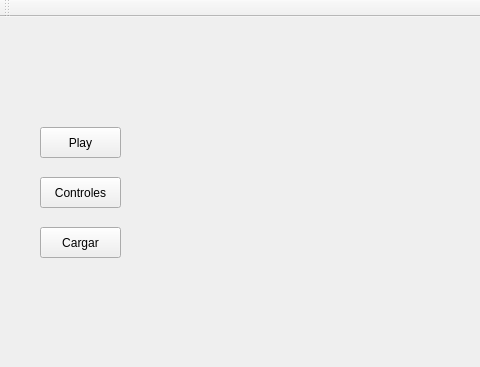
The window that MUK/mainwindow.ui (sebastiangh21/juego-info2) describes before a commit, drawn with Qt 5; both pictures show x 0 to 480 and y 0 to 367 of the 1000 by 500 pixel window.
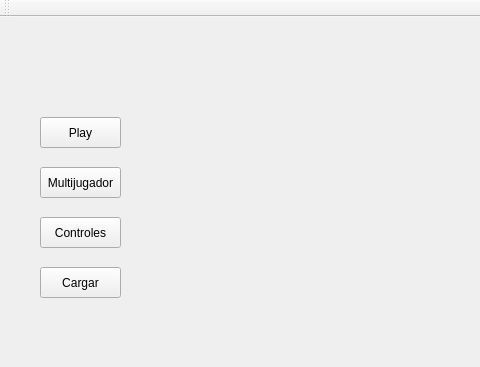
The same window after the commit.

```diff
--- a/MUK/mainwindow.ui
+++ b/MUK/mainwindow.ui
@@ -18,7 +18,7 @@
     <property name="geometry">
      <rect>
       <x>40</x>
-      <y>110</y>
+      <y>100</y>
       <width>81</width>
       <height>31</height>
      </rect>
@@ -31,7 +31,7 @@
     <property name="geometry">
      <rect>
       <x>40</x>
-      <y>160</y>
+      <y>200</y>
       <width>81</width>
       <height>31</height>
      </rect>
@@ -44,7 +44,7 @@
     <property name="geometry">
      <rect>
       <x>40</x>
-      <y>210</y>
+      <y>250</y>
       <width>81</width>
       <height>31</height>
      </rect>
@@ -53,6 +53,19 @@
      <string>Cargar</string>
     </property>
    </widget>
+   <widget class="QPushButton" name="multi">
+    <property name="geometry">
+     <rect>
+      <x>40</x>
+      <y>150</y>
+      <width>81</width>
+      <height>31</height>
+     </rect>
+    </property>
+    <property name="text">
+     <string>Multijugador</string>
+    </property>
+   </widget>
   </widget>
   <widget class="QMenuBar" name="menuBar">
    <property name="geometry">
```
